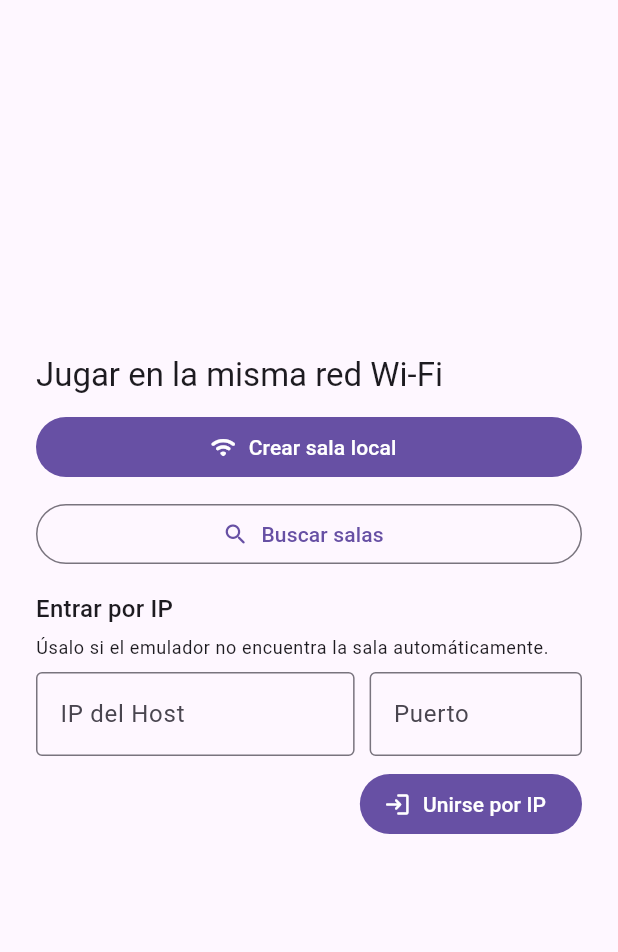
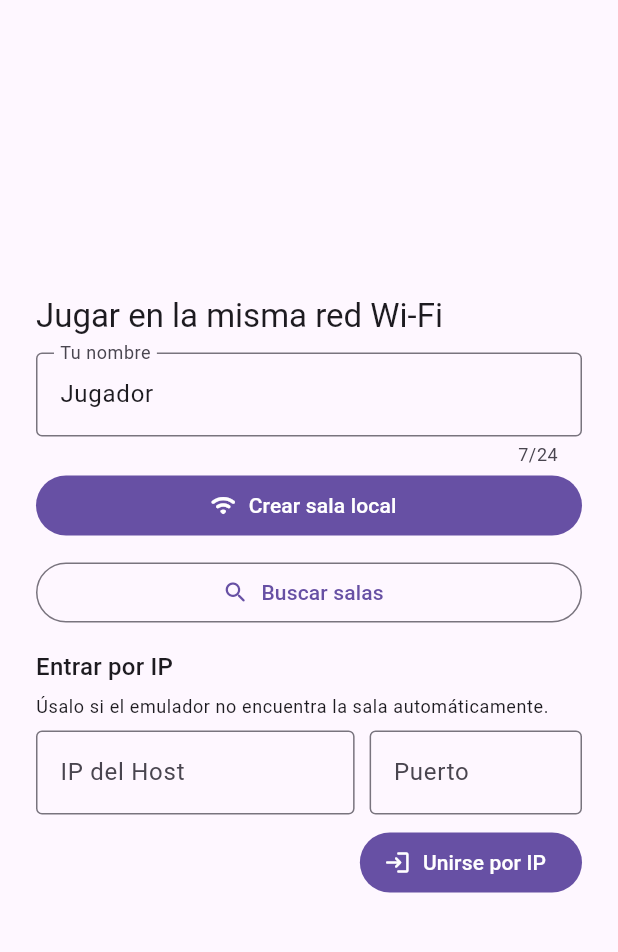
Before and after one commit to alresave/basta, a Flutter app: the screen it shows after launch, after a tap on "Crear sala local", on a phone screen of 412 x 824 dp, the part 63-1015 px from its top. Run offline on Flutter 3.47's test engine with Material 3 defaults, Android fonts, the phone set to English and light mode, and no system bars; our stand-ins replace shared_preferences, supabase_flutter; missing offline and left inert: bonsoir; accounts and stored records are empty.

Commit message:
feat: add player names and remote room invite flow

```diff
--- a/lib/application/game_controller.dart
+++ b/lib/application/game_controller.dart
@@ -26,7 +26,7 @@ class GameController extends ChangeNotifier with WidgetsBindingObserver {
         _wordValidationService =
             wordValidationService ?? WordValidationService();
 
-  final Player _me;
+  Player _me;
   final _socket = SocketService();
   RemoteGameTransport? _remoteTransport;
   final _discovery = LocalDiscoveryService();
@@ -55,7 +55,17 @@ class GameController extends ChangeNotifier with WidgetsBindingObserver {
       state?.phase == GamePhase.bastaCountdown;
   String get playerId => _me.id;
   bool get isHost => _isHost;
+  bool get isRemoteRoom => _remoteTransport != null;
   int? get localHostPort => _isHost ? _socket.port : null;
+
+  /// El nombre queda fijado antes de entrar a una sala para que su identidad
+  /// sea coherente en todos los mensajes de la partida.
+  bool setNickname(String nickname) {
+    final value = nickname.trim();
+    if (state != null || value.isEmpty || value.length > 24) return false;
+    _me = _me.copyWith(nickname: value);
+    return true;
+  }
 
   Future<void> host(GameConfig config) async {
     _isHost = true;
--- a/lib/domain/models/player.dart
+++ b/lib/domain/models/player.dart
@@ -11,9 +11,9 @@ class Player {
   final bool isHost;
   final bool isConnected;
 
-  Player copyWith({bool? isConnected}) => Player(
+  Player copyWith({String? nickname, bool? isConnected}) => Player(
         id: id,
-        nickname: nickname,
+        nickname: nickname ?? this.nickname,
         isHost: isHost,
         isConnected: isConnected ?? this.isConnected,
       );
--- a/lib/presentation/game_page.dart
+++ b/lib/presentation/game_page.dart
@@ -16,12 +16,17 @@ class GamePage extends StatefulWidget {
 
 class _GamePageState extends State<GamePage> {
   late final GameController controller;
+  final _nickname = TextEditingController(text: 'Jugador');
   final _remoteCode = TextEditingController();
   final _localHost = TextEditingController();
   final _localPort = TextEditingController();
   final Map<String, LocalRoom> _localRooms = {};
   bool _searchingRooms = false;
+  bool _creatingRemote = false;
+  bool _joiningRemote = false;
   String? _localError;
+  String? _nicknameError;
+  String? _remoteError;
 
   static const _defaultConfig = GameConfig(
     categories: ['Nombre', 'Flor o fruto', 'Animal', 'Ciudad o país', 'Cosa'],
@@ -37,6 +42,7 @@ class _GamePageState extends State<GamePage> {
 
   @override
   void dispose() {
+    _nickname.dispose();
     _remoteCode.dispose();
     _localHost.dispose();
     _localPort.dispose();
@@ -72,8 +78,27 @@ class _GamePageState extends State<GamePage> {
             Text('Jugar en la misma red Wi‑Fi',
                 style: Theme.of(context).textTheme.titleLarge),
             const SizedBox(height: 10),
+            TextField(
+              controller: _nickname,
+              maxLength: 24,
+              textCapitalization: TextCapitalization.words,
+              decoration: InputDecoration(
+                labelText: 'Tu nombre',
+                hintText: 'Ej. Sofía',
+                border: const OutlineInputBorder(),
+                errorText: _nicknameError,
+              ),
+              onChanged: (_) {
+                if (_nicknameError != null) {
+                  setState(() => _nicknameError = null);
+                }
+              },
+            ),
+            const SizedBox(height: 2),
             FilledButton.icon(
-              onPressed: () => controller.host(_defaultConfig),
+              onPressed: () {
+                if (_selectNickname()) controller.host(_defaultConfig);
+              },
               icon: const Icon(Icons.wifi_rounded),
               label: const Text('Crear sala local'),
             ),
@@ -157,16 +182,12 @@ class _GamePageState extends State<GamePage> {
                   style: Theme.of(context).textTheme.titleLarge),
               const SizedBox(height: 10),
               FilledButton.icon(
-                onPressed: () async {
-                  final code = await controller.hostRemote(_defaultConfig);
-                  if (mounted) {
-                    ScaffoldMessenger.of(context).showSnackBar(
-                      SnackBar(content: Text('Sala remota creada: $code')),
-                    );
-                  }
-                },
-                icon: const Icon(Icons.public_rounded),
-                label: const Text('Crear sala remota'),
+                onPressed: _creatingRemote ? null : _createRemoteRoom,
+                icon: Icon(_creatingRemote
+                    ? Icons.sync_rounded
+                    : Icons.public_rounded),
+                label: Text(
+                    _creatingRemote ? 'Creando sala…' : 'Crear sala remota'),
               ),
               const SizedBox(height: 12),
               TextField(
@@ -179,11 +200,19 @@ class _GamePageState extends State<GamePage> {
                   suffixIcon: IconButton(
                     tooltip: 'Unirse a sala remota',
                     icon: const Icon(Icons.login_rounded),
-                    onPressed: () => controller.joinRemote(_remoteCode.text),
+                    onPressed: _joiningRemote ? null : _joinRemoteRoom,
                   ),
                 ),
-                onSubmitted: controller.joinRemote,
+                onSubmitted: (_) {
+                  if (!_joiningRemote) _joinRemoteRoom();
+                },
               ),
+              if (_remoteError != null) ...[
+                const SizedBox(height: 8),
+                Text(_remoteError!,
+                    style:
+                        TextStyle(color: Theme.of(context).colorScheme.error)),
+              ],
             ],
           ]),
         ),
@@ -210,7 +239,50 @@ class _GamePageState extends State<GamePage> {
     }
   }
 
+  Future<void> _createRemoteRoom() async {
+    if (!_selectNickname()) return;
+    setState(() {
+      _creatingRemote = true;
+      _remoteError = null;
+    });
+    try {
+      await controller.hostRemote(_defaultConfig);
+    } catch (_) {
+      if (mounted) {
+        setState(() => _remoteError =
+            'No se pudo crear la sala. Revisa tu conexión e inténtalo otra vez.');
+      }
+    } finally {
+      if (mounted) setState(() => _creatingRemote = false);
+    }
+  }
+
+  Future<void> _joinRemoteRoom() async {
+    if (!_selectNickname()) return;
+    final code = _remoteCode.text.trim().toUpperCase();
+    if (!RegExp(r'^[A-Z2-9]{6}$').hasMatch(code)) {
+      setState(
+          () => _remoteError = 'Escribe un código válido de 6 caracteres.');
+      return;
+    }
+    setState(() {
+      _joiningRemote = true;
+      _remoteError = null;
+    });
+    try {
+      await controller.joinRemote(code);
+    } catch (_) {
+      if (mounted) {
+        setState(() => _remoteError =
+            'No fue posible entrar. Confirma el código y que la sala siga abierta.');
+      }
+    } finally {
+      if (mounted) setState(() => _joiningRemote = false);
+    }
+  }
+
   Future<void> _joinLocalRoom(LocalRoom room) async {
+    if (!_selectNickname()) return;
     setState(() => _localError = null);
     try {
       await controller.join(room);
@@ -223,6 +295,7 @@ class _GamePageState extends State<GamePage> {
   }
 
   Future<void> _joinManualRoom() async {
+    if (!_selectNickname()) return;
     final port = int.tryParse(_localPort.text.trim());
     if (_localHost.text.trim().isEmpty || port == null) {
       setState(() => _localError = 'Indica la IP y el puerto de la sala.');
@@ -240,4 +313,19 @@ class _GamePageState extends State<GamePage> {
       }
     }
   }
+
+  bool _selectNickname() {
+    final value = _nickname.text.trim();
+    if (value.isEmpty) {
+      setState(() => _nicknameError = 'Escribe un nombre para jugar.');
+      return false;
+    }
+    if (!controller.setNickname(value)) {
+      setState(
+          () => _nicknameError = 'El nombre puede tener hasta 24 caracteres.');
+      return false;
+    }
+    setState(() => _nicknameError = null);
+    return true;
+  }
 }
```
Also changed, not shown: lib/presentation/game_screen.dart (+18 -0 lines).
